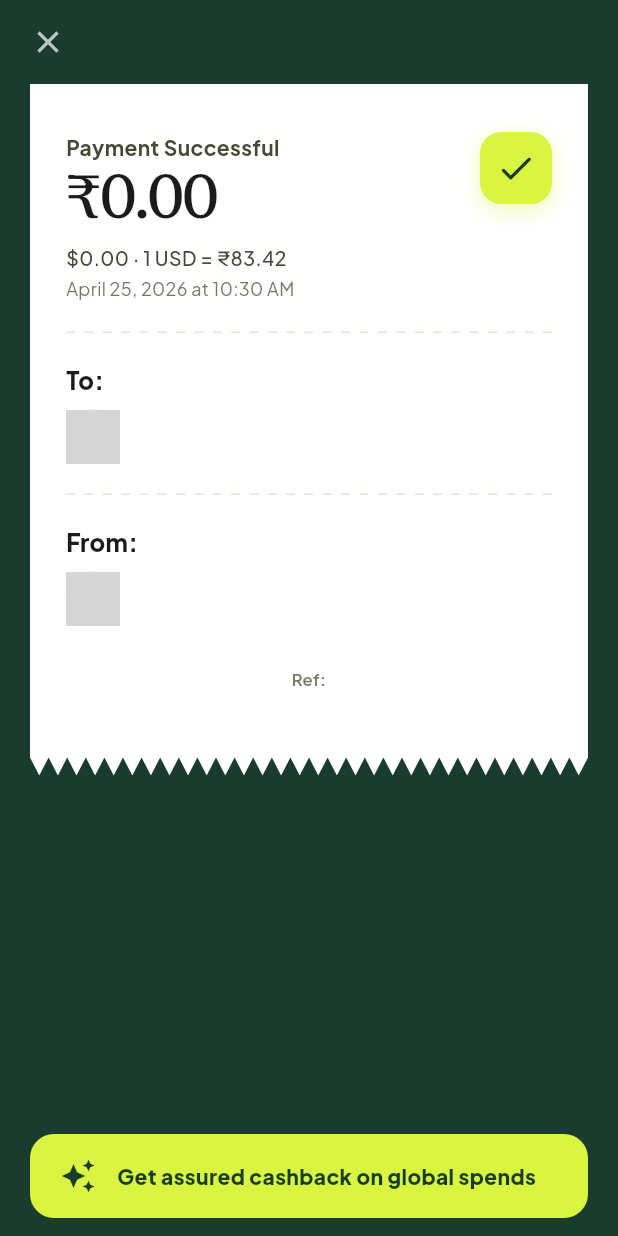
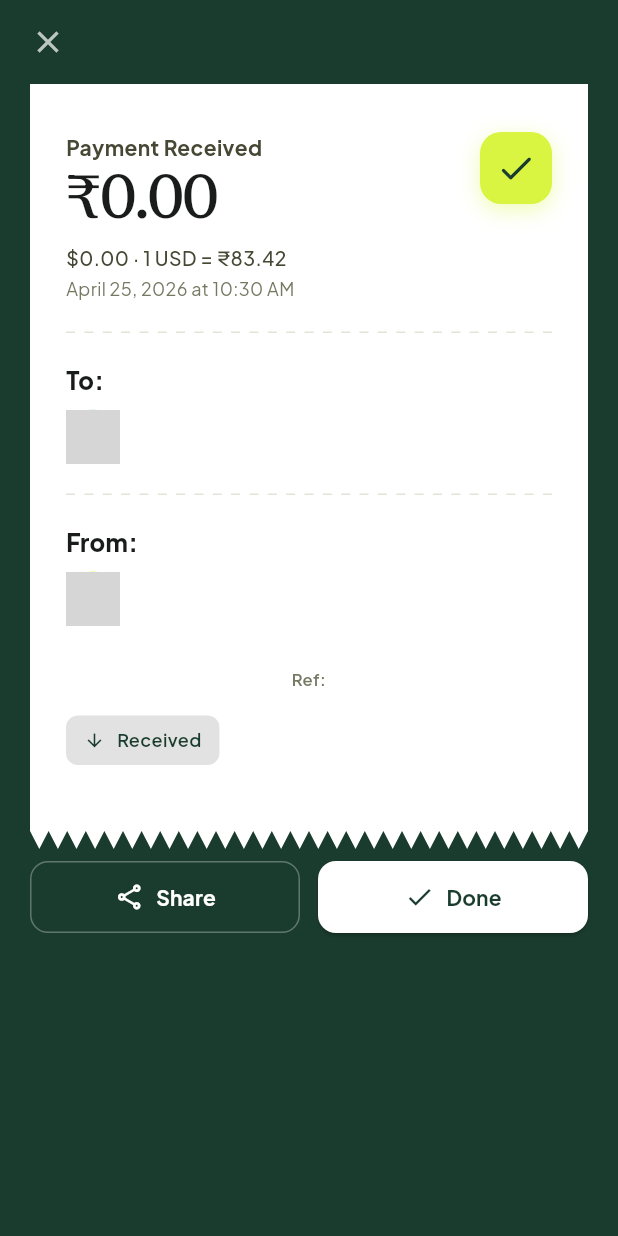
Before and after one commit to PriyanshuSingh9/remitflow, a Flutter app: the ReceiptScreen screen opened directly with empty values, on a phone screen of 412 x 824 dp. Run offline on Flutter 3.47's test engine with Material 3 defaults, Android fonts, the phone set to English and light mode, and no system bars; our stand-ins replace flutter_secure_storage, font_awesome_flutter, google_fonts, google_sign_in, share_plus; missing offline and left inert: web3dart; accounts and stored records are empty; network calls fail; project files that could hold a hidden picture were left out; grey boxes are pictures that could not be loaded.

Commit message:
feat(receipt): add share and pay again buttons with transaction status badge

```diff
--- a/mobile/lib/screens/receipt_screen.dart
+++ b/mobile/lib/screens/receipt_screen.dart
@@ -1,11 +1,13 @@
 import 'package:flutter/material.dart';
 import 'package:google_fonts/google_fonts.dart';
 import 'package:intl/intl.dart';
+import 'package:share_plus/share_plus.dart';
 
 import '../models/app_models.dart';
 import '../services/app_data_service.dart';
 import '../services/exchange_rate_service.dart';
 import '../theme/app_theme.dart';
+import 'send_money_screen.dart';
 
 class ReceiptScreen extends StatefulWidget {
   const ReceiptScreen({super.key, required this.receipt});
@@ -19,10 +21,45 @@ class ReceiptScreen extends StatefulWidget {
 class _ReceiptScreenState extends State<ReceiptScreen> {
   double _exchangeRate = 83.42;
 
+  static final _dateFmt = DateFormat("MMMM d, yyyy 'at' h:mm a");
+  static final _inrFmt = NumberFormat('#,##,##0.00');
+  static final _usdFmt = NumberFormat('#,##0.00');
+
+  late final String _toName;
+  late final String _toEmail;
+  late final String? _toPhotoUrl;
+  late final String _fromName;
+  late final String _fromEmail;
+  late final String? _fromPhotoUrl;
+  late final String _recipientInitial;
+  late final String _senderInitial;
+
   @override
   void initState() {
     super.initState();
+    _computeOnce();
     _fetchExchangeRate();
+  }
+
+  void _computeOnce() {
+    final tx = widget.receipt.transaction;
+    final currentUser = AppDataService().sessionUser;
+    final counterparty = tx.counterparty;
+    final isSent = tx.isSent;
+
+    _toName = isSent
+        ? counterparty.preferredName
+        : currentUser?.preferredName ?? 'You';
+    _toEmail = isSent ? counterparty.email : currentUser?.email ?? '';
+    _toPhotoUrl = isSent ? counterparty.photoUrl : currentUser?.photoUrl;
+    _fromName = isSent
+        ? currentUser?.preferredName ?? 'You'
+        : counterparty.preferredName;
+    _fromEmail = isSent ? currentUser?.email ?? '' : counterparty.email;
+    _fromPhotoUrl = isSent ? currentUser?.photoUrl : counterparty.photoUrl;
+
+    _recipientInitial = _toName.isNotEmpty ? _toName[0].toUpperCase() : 'R';
+    _senderInitial = _fromName.isNotEmpty ? _fromName[0].toUpperCase() : 'Y';
   }
 
   Future<void> _fetchExchangeRate() async {
@@ -35,23 +72,31 @@ class _ReceiptScreenState extends State<ReceiptScreen> {
     }
   }
 
+  void _payAgain(BuildContext context) {
+    final counterparty = widget.receipt.transaction.counterparty;
+    Navigator.of(context).popUntil((r) => r.isFirst);
+    Navigator.of(context).push(
+      MaterialPageRoute(
+        builder: (_) => SendMoneyScreen(recipient: counterparty),
+      ),
+    );
+  }
+
+  void _shareReceipt(BuildContext context) {
+    final tx = widget.receipt.transaction;
+    final isSent = tx.isSent;
+
+    final shareText = isSent
+        ? 'Sent ₹${_inrFmt.format(tx.amountInr)} on ${_dateFmt.format(tx.createdAt)}\nRef: ${tx.txHash ?? tx.id}'
+        : 'Received ₹${_inrFmt.format(tx.amountInr)} on ${_dateFmt.format(tx.createdAt)}\nRef: ${tx.txHash ?? tx.id}';
+
+    Share.share(shareText, subject: 'RemitFlow Transaction Receipt');
+  }
+
   @override
   Widget build(BuildContext context) {
     final tx = widget.receipt.transaction;
-    final sender = AppDataService().sessionUser;
-    final counterparty = tx.counterparty;
-
-    final dateFmt = DateFormat("MMMM d, yyyy 'at' h:mm a");
-    final inrFmt = NumberFormat('#,##,##0.00');
-    final usdFmt = NumberFormat('#,##0.00');
-
-    // Build initials for avatars
-    final recipientInitial = counterparty.preferredName.isNotEmpty
-        ? counterparty.preferredName[0].toUpperCase()
-        : 'R';
-    final senderInitial = (sender?.preferredName ?? 'Y').isNotEmpty
-        ? (sender?.preferredName ?? 'Y')[0].toUpperCase()
-        : 'Y';
+    final isSent = tx.isSent;
 
     return Scaffold(
       backgroundColor: AppTheme.vaultGreen,
@@ -65,7 +110,8 @@ class _ReceiptScreenState extends State<ReceiptScreen> {
                 children: [
                   IconButton(
                     icon: const Icon(Icons.close, color: Colors.white70),
-                    onPressed: () => Navigator.of(context).popUntil((r) => r.isFirst),
+                    onPressed: () =>
+                        Navigator.of(context).popUntil((r) => r.isFirst),
                   ),
                 ],
               ),
@@ -93,7 +139,9 @@ class _ReceiptScreenState extends State<ReceiptScreen> {
                               crossAxisAlignment: CrossAxisAlignment.start,
                               children: [
                                 Text(
-                                      'Payment Successful',
+                                  isSent
+                                      ? 'Payment Successful'
+                                      : 'Payment Received',
                                   style: GoogleFonts.plusJakartaSans(
                                     fontSize: 14,
                                     fontWeight: FontWeight.w700,
@@ -102,7 +150,7 @@ class _ReceiptScreenState extends State<ReceiptScreen> {
                                 ),
                                 const SizedBox(height: 6),
                                 Text(
-                                      '₹${inrFmt.format(tx.amountInr)}',
+                                  '₹${_inrFmt.format(tx.amountInr)}',
                                   style: GoogleFonts.newsreader(
                                     fontSize: 42,
                                     fontWeight: FontWeight.w500,
@@ -113,7 +161,7 @@ class _ReceiptScreenState extends State<ReceiptScreen> {
                                 ),
                                 const SizedBox(height: 6),
                                 Text(
-                                      '\$${usdFmt.format(tx.amountUsd)} · 1 USD = ₹${_exchangeRate.toStringAsFixed(2)}',
+                                  '\$${_usdFmt.format(tx.amountUsd)} · 1 USD = ₹${_exchangeRate.toStringAsFixed(2)}',
                                   style: GoogleFonts.plusJakartaSans(
                                     fontSize: 13,
                                     fontWeight: FontWeight.w500,
@@ -122,7 +170,7 @@ class _ReceiptScreenState extends State<ReceiptScreen> {
                                 ),
                                 const SizedBox(height: 3),
                                 Text(
-                                      dateFmt.format(tx.createdAt),
+                                  _dateFmt.format(tx.createdAt),
                                   style: GoogleFonts.plusJakartaSans(
                                     fontSize: 12,
                                     color: AppTheme.outline,
@@ -139,14 +187,20 @@ class _ReceiptScreenState extends State<ReceiptScreen> {
                               borderRadius: BorderRadius.circular(14),
                               boxShadow: [
                                 BoxShadow(
-                                      color: AppTheme.primaryContainer.withValues(alpha: 0.4),
+                                  color: AppTheme.primaryContainer.withValues(
+                                    alpha: 0.4,
+                                  ),
                                   blurRadius: 12,
                                   offset: const Offset(0, 4),
                                 ),
                               ],
                             ),
                             child: const Center(
-                                  child: Icon(Icons.check_rounded, color: AppTheme.vaultGreen, size: 28),
+                              child: Icon(
+                                Icons.check_rounded,
+                                color: AppTheme.vaultGreen,
+                                size: 28,
+                              ),
                             ),
                           ),
                         ],
@@ -158,7 +212,7 @@ class _ReceiptScreenState extends State<ReceiptScreen> {
 
                       // ── TO ────────────────────────────────
                       Text(
-                            'To: ${counterparty.preferredName}',
+                        'To: $_toName',
                         style: GoogleFonts.plusJakartaSans(
                           fontSize: 16,
                           fontWeight: FontWeight.w800,
@@ -169,15 +223,15 @@ class _ReceiptScreenState extends State<ReceiptScreen> {
                       Row(
                         children: [
                           _userAvatar(
-                                photoUrl: counterparty.photoUrl,
-                                initial: recipientInitial,
+                            photoUrl: _toPhotoUrl,
+                            initial: _recipientInitial,
                             bgColor: AppTheme.secondaryContainer,
                             fgColor: AppTheme.secondary,
                           ),
                           const SizedBox(width: 10),
                           Expanded(
                             child: Text(
-                                  counterparty.email,
+                              _toEmail,
                               style: GoogleFonts.plusJakartaSans(
                                 fontSize: 14,
                                 color: AppTheme.onSurfaceVariant,
@@ -193,7 +247,7 @@ class _ReceiptScreenState extends State<ReceiptScreen> {
 
                       // ── FROM ──────────────────────────────
                       Text(
-                            'From: ${sender?.preferredName ?? 'You'}',
+                        'From: $_fromName',
                         style: GoogleFonts.plusJakartaSans(
                           fontSize: 16,
                           fontWeight: FontWeight.w800,
@@ -204,15 +258,15 @@ class _ReceiptScreenState extends State<ReceiptScreen> {
                       Row(
                         children: [
                           _userAvatar(
-                                photoUrl: sender?.photoUrl,
-                                initial: senderInitial,
+                            photoUrl: _fromPhotoUrl,
+                            initial: _senderInitial,
                             bgColor: AppTheme.primaryContainer,
                             fgColor: AppTheme.vaultGreen,
                           ),
                           const SizedBox(width: 10),
                           Expanded(
                             child: Text(
-                                  sender?.email ?? 'user@remit.flow',
+                              _fromEmail,
                               style: GoogleFonts.plusJakartaSans(
                                 fontSize: 14,
                                 color: AppTheme.onSurfaceVariant,
@@ -237,42 +291,102 @@ class _ReceiptScreenState extends State<ReceiptScreen> {
                         ),
                       ),
 
+                      const SizedBox(height: 16),
+
+                      // ── Transaction ID ─────────────────────
+                      Container(
+                        padding: const EdgeInsets.symmetric(
+                          horizontal: 12,
+                          vertical: 8,
+                        ),
+                        decoration: BoxDecoration(
+                          color: AppTheme.surfaceContainerHighest,
+                          borderRadius: BorderRadius.circular(8),
+                        ),
+                        child: Row(
+                          mainAxisSize: MainAxisSize.min,
+                          children: [
+                            Icon(
+                              isSent ? Icons.arrow_upward : Icons.arrow_downward,
+                              size: 14,
+                              color: isSent
+                                  ? AppTheme.error
+                                  : AppTheme.vaultGreen,
+                            ),
+                            const SizedBox(width: 8),
+                            Text(
+                              isSent ? 'Sent' : 'Received',
+                              style: GoogleFonts.plusJakartaSans(
+                                fontSize: 12,
+                                fontWeight: FontWeight.w600,
+                                color: isSent
+                                    ? AppTheme.error
+                                    : AppTheme.vaultGreen,
+                              ),
+                            ),
+                          ],
+                        ),
+                      ),
+
                       const SizedBox(height: 8),
-
                     ],
                   ),
                 ),
               ),
             ),
 
-            const Spacer(),
-
-            // ── Bottom banner ────────────────────────────────
+            // ── Action buttons ───────────────────────────────
             Padding(
-              padding: const EdgeInsets.fromLTRB(20, 12, 20, 12),
-              child: Container(
-                width: double.infinity,
-                padding: const EdgeInsets.symmetric(vertical: 16, horizontal: 20),
-                decoration: BoxDecoration(
-                  color: AppTheme.primaryContainer,
-                  borderRadius: BorderRadius.circular(16),
-                ),
+              padding: const EdgeInsets.fromLTRB(20, 8, 20, 20),
               child: Row(
                 children: [
-                    const Icon(Icons.auto_awesome, color: AppTheme.vaultGreen, size: 24),
-                    const SizedBox(width: 14),
                   Expanded(
-                      child: Text(
-                        'Get assured cashback on global spends',
-                        style: GoogleFonts.plusJakartaSans(
-                          fontSize: 14,
-                          fontWeight: FontWeight.w800,
-                          color: AppTheme.vaultGreen,
+                    child: OutlinedButton.icon(
+                      onPressed: () => _shareReceipt(context),
+                      icon: const Icon(Icons.share_outlined, size: 20),
+                      label: const Text('Share'),
+                      style: OutlinedButton.styleFrom(
+                        foregroundColor: Colors.white,
+                        side: const BorderSide(color: Colors.white30),
+                        padding: const EdgeInsets.symmetric(vertical: 14),
+                        shape: RoundedRectangleBorder(
+                          borderRadius: BorderRadius.circular(12),
+                        ),
+                      ),
+                    ),
+                  ),
+                  const SizedBox(width: 12),
+                  Expanded(
+                    child: isSent
+                        ? ElevatedButton.icon(
+                            onPressed: () => _payAgain(context),
+                            icon: const Icon(Icons.send, size: 20),
+                            label: const Text('Pay Again'),
+                            style: ElevatedButton.styleFrom(
+                              backgroundColor: Colors.white,
+                              foregroundColor: AppTheme.vaultGreen,
+                              padding: const EdgeInsets.symmetric(vertical: 14),
+                              shape: RoundedRectangleBorder(
+                                borderRadius: BorderRadius.circular(12),
+                              ),
+                            ),
+                          )
+                        : ElevatedButton.icon(
+                            onPressed: () =>
+                                Navigator.of(context).popUntil((r) => r.isFirst),
+                            icon: const Icon(Icons.check, size: 20),
+                            label: const Text('Done'),
+                            style: ElevatedButton.styleFrom(
+                              backgroundColor: Colors.white,
+                              foregroundColor: AppTheme.vaultGreen,
+                              padding: const EdgeInsets.symmetric(vertical: 14),
+                              shape: RoundedRectangleBorder(
+                                borderRadius: BorderRadius.circular(12),
+                              ),
                             ),
                           ),
                   ),
                 ],
-                ),
               ),
             ),
           ],
@@ -288,20 +402,25 @@ class _ReceiptScreenState extends State<ReceiptScreen> {
     required Color bgColor,
     required Color fgColor,
   }) {
+    if (photoUrl == null) {
       return CircleAvatar(
         radius: 18,
         backgroundColor: bgColor,
-      backgroundImage: photoUrl != null ? NetworkImage(photoUrl) : null,
-      child: photoUrl == null
-          ? Text(
+        child: Text(
           initial,
           style: GoogleFonts.plusJakartaSans(
             fontSize: 14,
             fontWeight: FontWeight.w700,
             color: fgColor,
           ),
-            )
-          : null,
+        ),
+      );
+    }
+    return CircleAvatar(
+      radius: 18,
+      backgroundColor: bgColor,
+      backgroundImage: NetworkImage(photoUrl),
+      child: const SizedBox.shrink(),
     );
   }
 
@@ -320,7 +439,9 @@ class _ReceiptScreenState extends State<ReceiptScreen> {
               width: dashWidth,
               height: dashHeight,
               child: DecoratedBox(
-                decoration: BoxDecoration(color: AppTheme.outlineVariant.withValues(alpha: 0.5)),
+                decoration: BoxDecoration(
+                  color: AppTheme.outlineVariant.withValues(alpha: 0.5),
+                ),
               ),
             );
           }),
```
Lines whose indentation alone changed are shown as unchanged.
